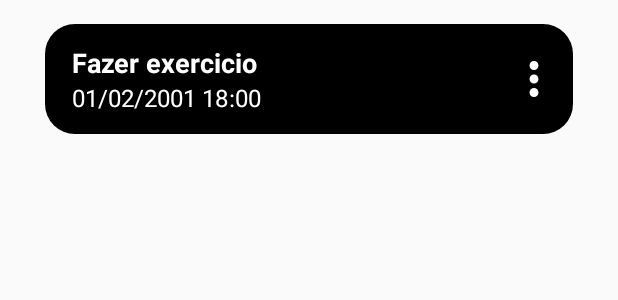
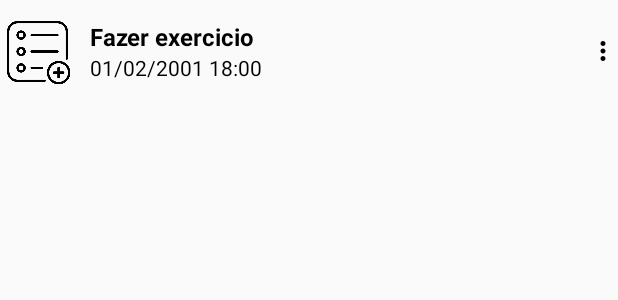
Before and after one commit to AzadTom/TODOReminder, an Android app: the layout task_item.xml on its own in the app's theme, with its tools: preview values and no code run, on a phone screen of 412 x 824 dp. Shown: the top 300 px of the screen. Run offline under Robolectric (Android 15) with nearby library versions, the phone set to English and light mode, and no system bars.

Commit message:
project completed! with release

```diff
--- a/app/build.gradle
+++ b/app/build.gradle
@@ -4,6 +4,7 @@ plugins {
     id 'org.jetbrains.kotlin.kapt'
     id 'com.google.dagger.hilt.android'
     id 'androidx.navigation.safeargs.kotlin'
+
 }
 
 android {
@@ -41,6 +42,9 @@ android {
 dependencies {
 
 
+    implementation 'com.google.firebase:firebase-auth-ktx:21.1.0'
+    implementation 'com.google.android.gms:play-services-auth:20.4.0'
+    implementation 'com.google.firebase:firebase-auth:21.0.8'
     def room_version = "2.4.3"
 
     implementation "androidx.room:room-runtime:$room_version"
@@ -82,4 +86,6 @@ dependencies {
     testImplementation 'junit:junit:4.13.2'
     androidTestImplementation 'androidx.test.ext:junit:1.1.4'
     androidTestImplementation 'androidx.test.espresso:espresso-core:3.5.0'
+
+
 }
--- a/app/src/main/AndroidManifest.xml
+++ b/app/src/main/AndroidManifest.xml
@@ -2,6 +2,8 @@
 <manifest xmlns:android="http://schemas.android.com/apk/res/android"
     xmlns:tools="http://schemas.android.com/tools"
     package="com.example.remind" >
+
+    <uses-permission android:name="android.permission.SCHEDULE_EXACT_ALARM" />
     <uses-permission android:name="android.permission.VIBRATE"/>
 
     <application
--- a/app/src/main/java/com/example/remind/Reminder/Model/Task.kt
+++ b/app/src/main/java/com/example/remind/Reminder/Model/Task.kt
@@ -7,6 +7,7 @@ import androidx.room.PrimaryKey
 data class Task(
     @PrimaryKey(autoGenerate = true)
     var id: Int?,
+    var notificationid:Int,
     var taskDescription:String,
     var date:String,
     var time:String
--- a/app/src/main/java/com/example/remind/Reminder/Service/AlarmService.kt
+++ b/app/src/main/java/com/example/remind/Reminder/Service/AlarmService.kt
@@ -14,13 +14,14 @@ class AlarmService(private val context: Context) {
 
 
     //exact alarm
-    fun setExact(timeMills: Long, message: String) {
+    fun setExact(timeMills: Long, message: String, notificationId: Int) {
 
         setAlarm(timeMills, getPendingIntent(
             getIntent().apply {
                 action = Constans.ACTION_SET_EXACT_ALARM
                 putExtra(Constans.ACTION_SET_EXACT_ALARM,timeMills)
                 putExtra(Constans.MESSAGE,message)
+                putExtra(Constans.NOTIFICATIONID,notificationId)
                  }
               )
         )
--- a/app/src/main/java/com/example/remind/Reminder/Utils/Constans.kt
+++ b/app/src/main/java/com/example/remind/Reminder/Utils/Constans.kt
@@ -14,6 +14,7 @@ class Constans{
         const val ACTION_SET_EXACT_ALARM = "ACTION_SET_EXACT_ALARM"
         const val ACTION_SET_REPETITIVE_ALARM = "ACTION_SET_REPETITIVE_ALARM"
         const val MESSAGE ="MESSAGE"
+        const val NOTIFICATIONID ="NOTIFICATIONID"
 
     }
 
--- a/app/src/main/res/layout/task_item.xml
+++ b/app/src/main/res/layout/task_item.xml
@@ -4,22 +4,35 @@
     xmlns:tools="http://schemas.android.com/tools"
     android:layout_width="match_parent"
     android:layout_height="wrap_content"
-    android:padding="8dp"
-    android:background="@drawable/bgfill"
-    android:layout_marginStart="30dp"
-    android:layout_marginEnd="30dp"
-    android:layout_marginTop="16dp">
+    android:paddingTop="8dp"
+    android:paddingBottom="8dp">
+
+    <androidx.constraintlayout.widget.Guideline
+        android:id="@+id/guid_start"
+        android:layout_width="wrap_content"
+        android:layout_height="wrap_content"
+        android:orientation="vertical"
+        app:layout_constraintGuide_begin="0dp" />
+
+
+    <androidx.constraintlayout.widget.Guideline
+        android:id="@+id/guid_end"
+        android:layout_width="wrap_content"
+        android:layout_height="wrap_content"
+        android:orientation="vertical"
+        app:layout_constraintGuide_end="0dp" />
 
     <TextView
         android:id="@+id/tv_title"
-        android:layout_width="wrap_content"
+        android:layout_width="250dp"
         android:layout_height="wrap_content"
-        android:textColor="@color/white"
-        android:textSize="18sp"
+        android:gravity="center_vertical"
         android:paddingStart="10dp"
         android:paddingTop="5dp"
+        android:textColor="@color/black"
+        android:textSize="16sp"
         android:textStyle="bold"
-        app:layout_constraintStart_toStartOf="parent"
+        app:layout_constraintStart_toEndOf="@+id/imageView2"
         app:layout_constraintTop_toTopOf="parent"
         tools:text="Fazer exercicio" />
 
@@ -27,22 +40,35 @@
         android:id="@+id/tv_date"
         android:layout_width="wrap_content"
         android:layout_height="wrap_content"
-        android:textColor="@color/white"
-        android:textSize="16sp"
         android:paddingStart="10dp"
         android:paddingBottom="5dp"
-        app:layout_constraintStart_toStartOf="@id/tv_title"
+        android:textColor="@color/black"
+        android:textSize="14sp"
+        android:gravity="center_vertical"
+        app:layout_constraintBottom_toBottomOf="parent"
+        app:layout_constraintStart_toEndOf="@+id/imageView2"
         app:layout_constraintTop_toBottomOf="@id/tv_title"
+        app:layout_constraintVertical_bias="1.0"
         tools:text="01/02/2001 18:00" />
 
     <androidx.appcompat.widget.AppCompatImageView
         android:id="@+id/iv_more"
-        android:layout_width="36dp"
-        android:layout_height="36dp"
+        android:layout_width="20dp"
+        android:layout_height="20dp"
+
         app:layout_constraintBottom_toBottomOf="parent"
-        app:layout_constraintEnd_toEndOf="parent"
+        app:layout_constraintEnd_toStartOf="@+id/guid_end"
         app:layout_constraintTop_toTopOf="parent"
-        app:tint="@color/white"
-        app:srcCompat="@drawable/ic_more" />
+        app:srcCompat="@drawable/ic_more"
+        app:tint="@color/black" />
+
+    <ImageView
+        android:id="@+id/imageView2"
+        android:layout_width="50dp"
+        android:layout_height="50dp"
+        app:layout_constraintBottom_toBottomOf="parent"
+        app:layout_constraintStart_toStartOf="@+id/guid_start"
+        app:layout_constraintTop_toTopOf="parent"
+        app:srcCompat="@drawable/list" />
 
 </androidx.constraintlayout.widget.ConstraintLayout>
--- a/app/src/main/res/values/colors.xml
+++ b/app/src/main/res/values/colors.xml
@@ -9,4 +9,5 @@
     <color name="white">#FFFFFFFF</color>
     <color name="white2">#EAEAEA</color>
     <color name="shade">#AFAFAF</color>
+    <color name="remi">#FFC107</color>
 </resources>
--- a/app/src/main/res/values/strings.xml
+++ b/app/src/main/res/values/strings.xml
@@ -7,4 +7,5 @@
     <string name="date">DATE</string>
     <string name="cancel">CANCEL</string>
     <string name="comfirm">COMFIRM</string>
+    <string name="client">353690632857–73smohdoeeqnsg6c1j22ch2aoc4gmurk.apps.googleusercontent.com</string>
 </resources>
```
Also changed, not shown: app/src/main/java/com/example/remind/Reminder/Service/AlarmReceiver.kt (+12 -17 lines), app/src/main/java/com/example/remind/Reminder/Ui/AddTask.kt (+4 -3 lines), app/src/main/java/com/example/remind/Reminder/Ui/HomeScreen.kt (+120 -14 lines), app/src/main/java/com/example/remind/Reminder/Ui/TaskListAdapter.kt (+15 -2 lines), app/src/main/res/layout/fragment_home_screen.xml (+56 -63 lines), app/src/main/res/navigation/nav_graph.xml (+12 -0 lines), app/src/main/res/drawable-v24/list.png (added), app/src/main/res/drawable-v24/remind.png (added), 2 other files.
